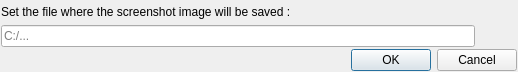
Qt form ui/getImagePathDialog.ui (AmirHammouteneEI/ScheduledPasteAndKeys) before a commit.
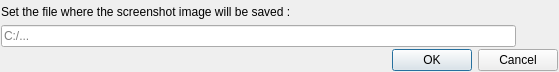
The same form after that commit. Icons and pictures are not drawn.

The edit to the form file:
```diff
--- a/ui/getImagePathDialog.ui
+++ b/ui/getImagePathDialog.ui
@@ -6,7 +6,7 @@
    <rect>
     <x>0</x>
     <y>0</y>
-    <width>518</width>
+    <width>559</width>
     <height>72</height>
    </rect>
   </property>
```
